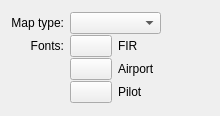
This is source/ui/pages/mappage.ui in Vatsinator/vatsinator-legacy as Qt 5 draws it before an edit. The edited form follows.
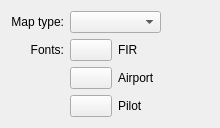
This is the edited form.

The edit to the form file:
```diff
--- a/source/ui/pages/mappage.ui
+++ b/source/ui/pages/mappage.ui
@@ -14,9 +14,6 @@
    <string notr="true">Map</string>
   </property>
   <layout class="QGridLayout" name="gridLayout" columnstretch="0,0,0,0,0">
-   <property name="verticalSpacing">
-    <number>0</number>
-   </property>
    <item row="1" column="2">
     <widget class="QPushButton" name="FirFontSelectionButton">
      <property name="text">
```
